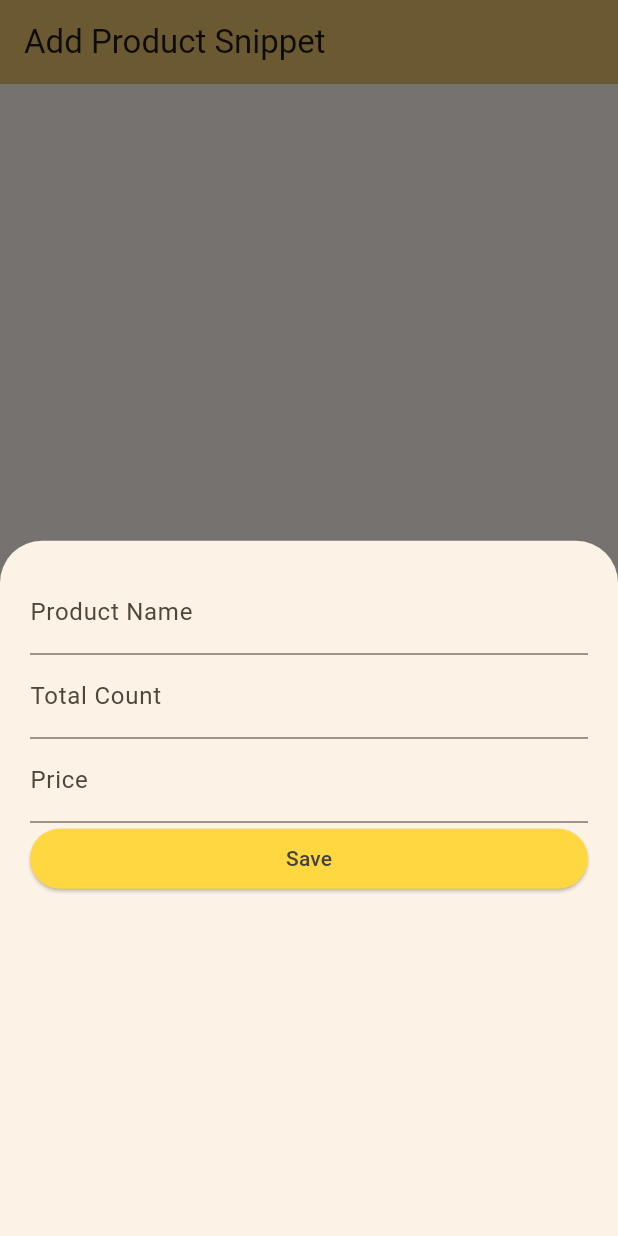
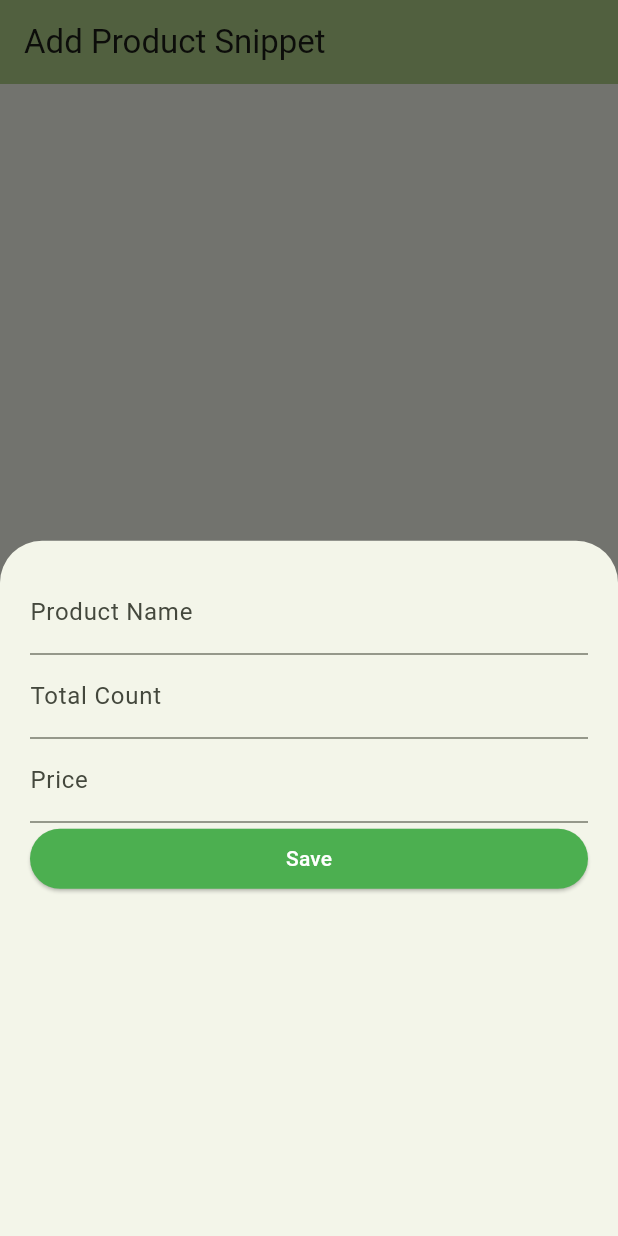
Before and after one commit to rising-dancho/modal_bottom_sheet, a Flutter app: the screen it shows after launch, after a tap on the "add" icon, on a phone screen of 412 x 824 dp. Run offline on Flutter 3.47's test engine with Material 3 defaults, Android fonts, the phone set to English and light mode, and no system bars.

```diff
--- a/lib/main.dart
+++ b/lib/main.dart
@@ -14,7 +14,7 @@ class MyApp extends StatelessWidget {
     return MaterialApp(
       title: 'Add Product Demo',
       theme: ThemeData(
-        colorScheme: ColorScheme.fromSeed(seedColor: Colors.amber),
+        colorScheme: ColorScheme.fromSeed(seedColor: Colors.lightGreenAccent),
       ),
       home: const MyHomePage(),
     );
--- a/lib/widgets/add_product.dart
+++ b/lib/widgets/add_product.dart
@@ -21,8 +21,8 @@ class _AddProductState extends State<AddProduct> {
             width: double.infinity,
             child: ElevatedButton(
               style: ElevatedButton.styleFrom(
-                backgroundColor: Colors.amberAccent,
-                foregroundColor: Colors.grey[800],
+                backgroundColor: Colors.green,
+                foregroundColor: Colors.white,
               ),
               onPressed: () {
                 Navigator.pop(context);
```
